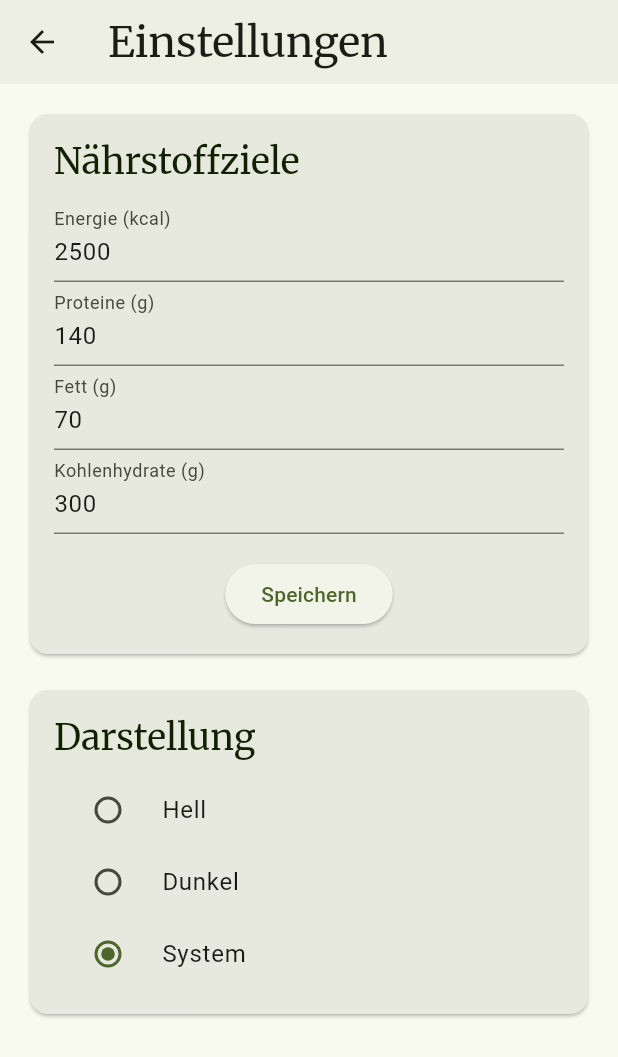
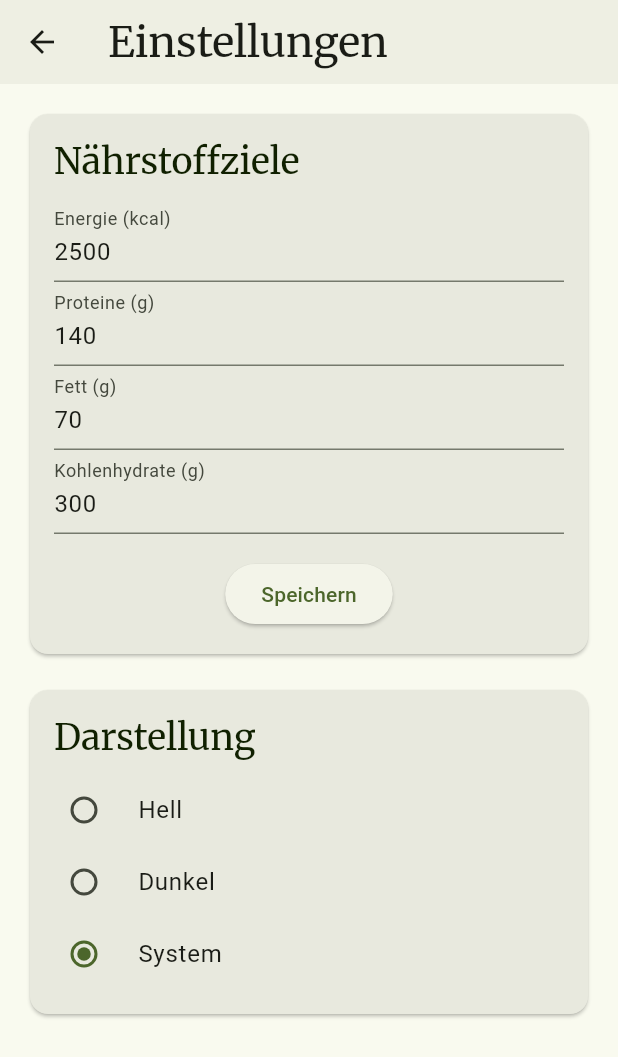
Before and after one commit to Looby72/food_tracker, a Flutter app: the screen it shows after launch, after a tap on the "settings" icon, on a phone screen of 412 x 824 dp. Shown: the top 1057 px of the screen. Run offline on Flutter 3.47's test engine with Material 3 defaults, Android fonts, the phone set to English and light mode, and no system bars; our stand-ins replace google_fonts, shared_preferences; missing offline and left inert: barcode_scan2, openfoodfacts; generated files the repository leaves out were written again.

Commit message:
rmeove content padding in radio list tiles

```diff
--- a/lib/ui/widgets/settings_theme_widget.dart
+++ b/lib/ui/widgets/settings_theme_widget.dart
@@ -32,6 +32,7 @@ class SettingsThemeWidget extends StatelessWidget {
                 settingsController.updateThemeMode(value);
               },
               dense: true,
+              contentPadding: EdgeInsets.zero,
             ),
             RadioListTile<ThemeMode>(
               title: Text('Dunkel',
@@ -43,6 +44,7 @@ class SettingsThemeWidget extends StatelessWidget {
                 settingsController.updateThemeMode(value);
               },
               dense: true,
+              contentPadding: EdgeInsets.zero,
             ),
             RadioListTile<ThemeMode>(
               title: Text('System',
@@ -54,6 +56,7 @@ class SettingsThemeWidget extends StatelessWidget {
                 settingsController.updateThemeMode(value);
               },
               dense: true,
+              contentPadding: EdgeInsets.zero,
             ),
           ],
         ),
```
